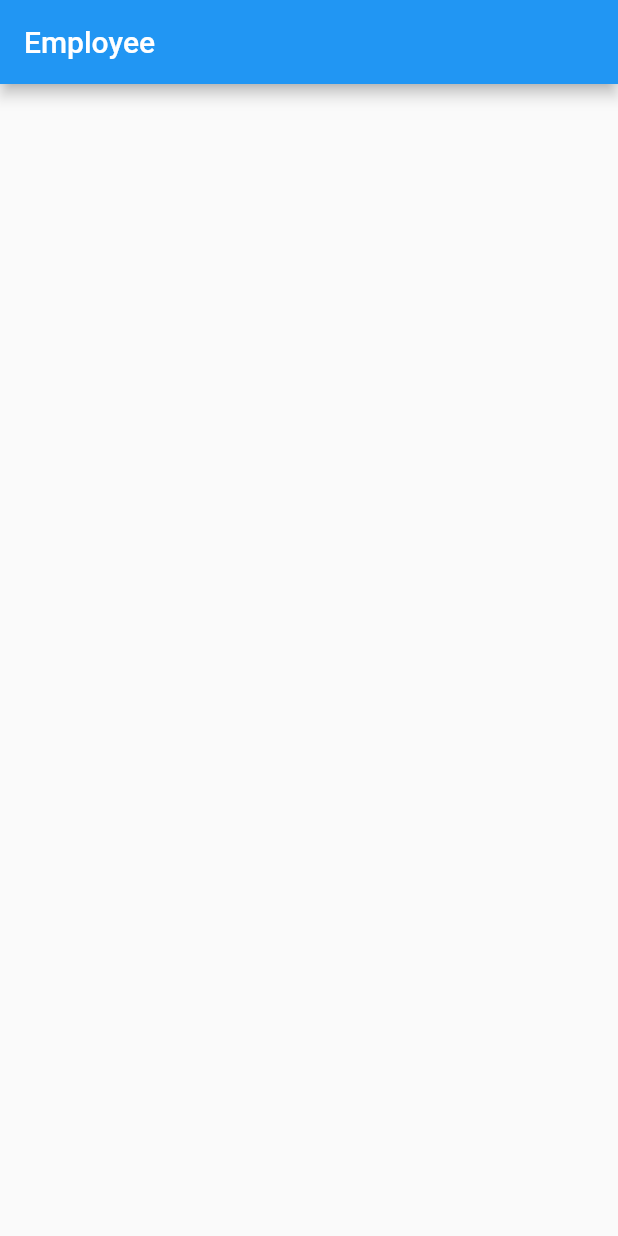
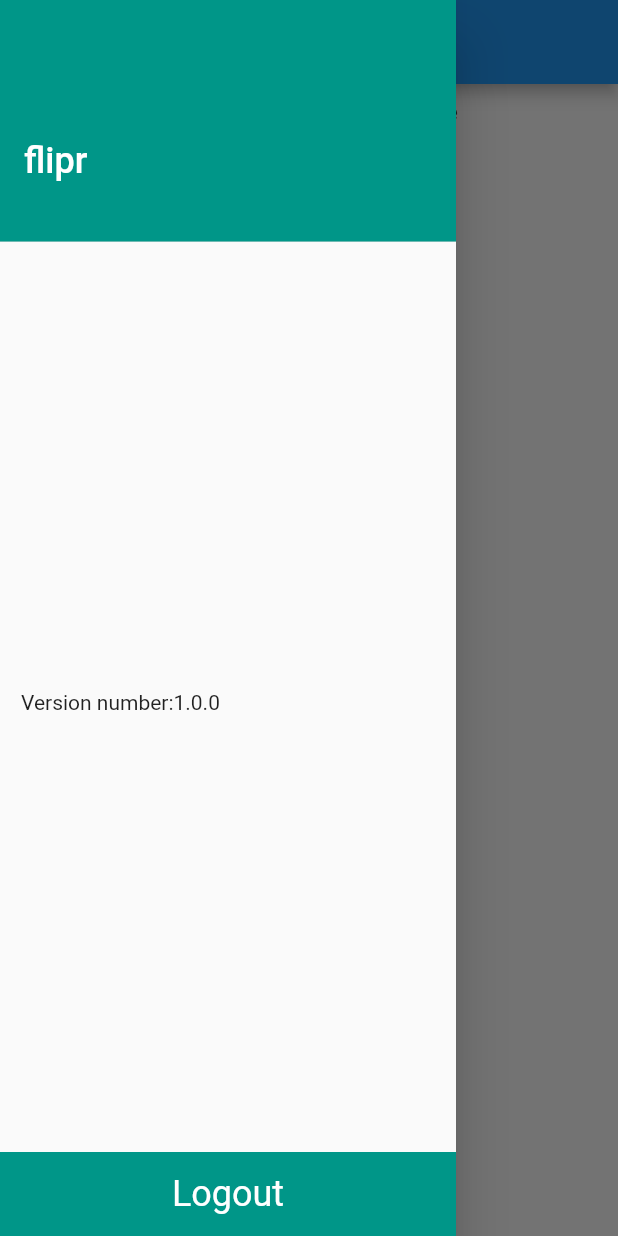
Before and after one commit to chinmayilondhe/quark_employee-management-app, a Flutter app: the Employee screen opened directly, with the side drawer open (before the commit the screen has no drawer), on a phone screen of 412 x 824 dp. Run offline on Flutter 3.47's test engine with Material 2 defaults, Android fonts, the light colour scheme and no system bars; our stand-ins replace package_info_plus, shared_preferences, syncfusion_flutter_charts; accounts and stored records are empty.

Commit message:
add logout

```diff
--- a/lib/helper/barchart.dart
+++ b/lib/helper/barchart.dart
@@ -1,8 +1,8 @@
-//
+
 // import 'package:flutter/material.dart';
-//
+
 // import '../widget/bar_chart_widget.dart';
-//
+
 // class BarChartPage extends StatelessWidget {
 //   @override
 //   Widget build(BuildContext context) => Card(
--- /dev/null
+++ b/lib/helper/customdrawer.dart
@@ -0,0 +1,87 @@
+import 'package:flipr/helper/shared_pref_manager.dart';
+import 'package:flutter/material.dart';
+import 'package:package_info_plus/package_info_plus.dart';
+
+import '../screens/login.dart';
+
+class CustomDrawer extends StatefulWidget {
+  const CustomDrawer({Key? key}) : super(key: key);
+
+  @override
+  _CustomDrawerState createState() => _CustomDrawerState();
+}
+
+class _CustomDrawerState extends State<CustomDrawer> {
+  String appName = '';
+  String version = '';
+  SharedPrefManager sharedData = SharedPrefManager();
+  String user = '';
+
+  @override
+  initState() {
+    super.initState();
+    getAppData();
+  }
+
+  void getAppData() {
+    PackageInfo.fromPlatform().then((PackageInfo packageInfo) async {
+      setState(() {
+        appName = packageInfo.appName;
+        version = packageInfo.version;
+      });
+    });
+  }
+
+  Future<void> logout() async {
+    user = sharedData.getUserInfo();
+    sharedData.setLogin(true);
+    sharedData.removeMob();
+    Navigator.pushReplacement(
+        context,
+        MaterialPageRoute(
+          builder: (context) => LoginPage(),
+        ));
+  }
+
+  @override
+  Widget build(BuildContext context) {
+    return Drawer(
+      child: Column(
+        mainAxisAlignment: MainAxisAlignment.spaceBetween,
+        crossAxisAlignment: CrossAxisAlignment.stretch,
+        children: [
+          UserAccountsDrawerHeader(
+            accountEmail: Text(user),
+            accountName: Text(
+              appName,
+              style: const TextStyle(fontSize: 24.0),
+            ),
+            decoration: const BoxDecoration(
+              color: Colors.teal,
+            ),
+          ),
+          Container(
+            padding: const EdgeInsets.only(left: 14),
+            child: Text(
+              'Version number:$version',
+            ),
+          ),
+          Container(
+            color: Colors.teal,
+            padding: const EdgeInsets.all(14.0),
+            child: Center(
+              child: InkWell(
+                child: const Text(
+                  'Logout',
+                  style: TextStyle(fontSize: 24, color: Colors.white),
+                  textAlign: TextAlign.left,
+                ),
+                onTap: logout,
+              ),
+            ),
+          ),
+        ],
+      ),
+    );
+  }
+}
--- /dev/null
+++ b/lib/helper/piechart.dart
@@ -0,0 +1,56 @@
+import 'package:flutter/material.dart';
+import 'package:syncfusion_flutter_charts/charts.dart';
+
+import '../data/pie_data.dart';
+
+class PieChartGraph extends StatefulWidget {
+  const PieChartGraph({Key? key}) : super(key: key);
+
+  @override
+  State<PieChartGraph> createState() => _PieChartGraphState();
+}
+
+class _PieChartGraphState extends State<PieChartGraph> {
+  PieData obj = PieData();
+   List<Data> _chartData=[];
+  late TooltipBehavior _tooltipBehavior;
+  List<Data> chartDataGraph=[];
+
+  getDataGraph() async {
+    chartDataGraph = await obj.getData();
+    setState(() {
+        _chartData = chartDataGraph;
+    });
+  }
+
+  @override
+  void initState() {
+    getDataGraph();
+
+    _tooltipBehavior = TooltipBehavior(enable: true);
+    super.initState();
+  }
+
+  @override
+  Widget build(BuildContext context) {
+    return SafeArea(
+        child: Scaffold(
+      body: SfCircularChart(
+        title: ChartTitle(text: 'Task Distribution of Employee'),
+        legend:
+            Legend(isVisible: true, overflowMode: LegendItemOverflowMode.wrap),
+        tooltipBehavior: _tooltipBehavior,
+        series: <CircularSeries>[
+          PieSeries<Data, String>(
+            dataSource: _chartData,
+            xValueMapper: (Data data, _) => data.task,
+            yValueMapper: (Data data, _) => data.val,
+            dataLabelSettings: DataLabelSettings(isVisible: true,
+            textStyle: TextStyle(fontSize: 25,color: Colors.white)),
+            enableTooltip: true,
+          )
+        ],
+      ),
+    ));
+  }
+}
--- a/lib/model/response_body.dart
+++ b/lib/model/response_body.dart
@@ -1,8 +1,7 @@
 class ResponseBody {
 
-  var break_val ;
+  var break_val;
   var meet_val;
   var work_Val;
-  ResponseBody({required this.break_val,this.meet_val,this.work_Val});
-
+  ResponseBody({required this.break_val, this.meet_val, this.work_Val});
 }
--- a/lib/screens/employee_dashboard.dart
+++ b/lib/screens/employee_dashboard.dart
@@ -1,4 +1,7 @@
 import 'package:flutter/material.dart';
+
+import '../helper/customdrawer.dart';
+import '../helper/piechart.dart';
 
 class Employee extends StatefulWidget {
   const Employee({Key? key}) : super(key: key);
@@ -12,6 +15,10 @@
   Widget build(BuildContext context) {
     return Scaffold(
       appBar: AppBar(title: Text('Employee'),),
+      drawer: const CustomDrawer(),
+      body: Container(
+        child: PieChartGraph(),
+      ),
     );
   }
 }
--- a/lib/screens/login.dart
+++ b/lib/screens/login.dart
@@ -4,6 +4,7 @@
 import '../helper/api_model.dart';
 import '../helper/shared_pref_manager.dart';
 import 'homepage.dart';
+
 class LoginPage extends StatefulWidget {
   const LoginPage({Key? key}) : super(key: key);
 
@@ -33,7 +34,6 @@
           //   ),
           // ),
           child: Column(
-
             children: <Widget>[
               Padding(
                 padding: const EdgeInsets.only(bottom: 20),
@@ -72,7 +72,8 @@
                 ),
               ),
               Padding(
-                padding: const EdgeInsets.symmetric(horizontal: 15, vertical: 15),
+                padding:
+                    const EdgeInsets.symmetric(horizontal: 15, vertical: 15),
                 child: SizedBox(
                   width: 350,
                   child: TextFormField(
@@ -108,8 +109,10 @@
               const SizedBox(
                 height: 8,
               ),
-              const Text('By signing in you agree to T&C and Privacy Policies',
-                style: TextStyle(color: Colors.white),)
+              const Text(
+                'By signing in you agree to T&C and Privacy Policies',
+                style: TextStyle(color: Colors.white),
+              )
             ],
           ),
         ),
@@ -121,19 +124,20 @@
   Api apiCall = Api();
 
   Future<void> login() async {
-
-  String email_id = email.text ;
-  String password_text=password.text;
+    String email_id = email.text;
+    String password_text = password.text;
     if (email.text.isNotEmpty && password.text.isNotEmpty) {
       var loginData = await apiCall.login(email_id, password_text);
-    String employee_id=loginData['_id'] ?? "";
-    int isAdmin=loginData['isAdmin'];
+      String employee_id = loginData['_id'] ?? "";
+      int isAdmin = loginData['isAdmin'];
+      String username = apiCall.getEmployeeInfo(employee_id);
 
       if (loginData["status"] == "ok") {
         sharedData.setLogin(false);
         sharedData.setEmail(email.text);
         sharedData.setEmpID(employee_id);
         sharedData.setRole(isAdmin);
+        sharedData.setUsername(username);
         setState(() {
           isLoading = false;
         });
@@ -141,8 +145,8 @@
           MaterialPageRoute(builder: (c) => HomePage()),
         );
       } else {
-      ScaffoldMessenger.of(context).showSnackBar(
-          const SnackBar(content: Text('Invalid Email')));
+        ScaffoldMessenger.of(context)
+            .showSnackBar(const SnackBar(content: Text('Invalid Email')));
         setState(() {
           isLoading = false;
         });
--- a/lib/screens/splashscreen.dart
+++ b/lib/screens/splashscreen.dart
@@ -2,6 +2,7 @@
 import 'package:flutter/material.dart';
 import 'package:flutter/widgets.dart';
 
+import '../helper/piechart.dart';
 import '../helper/shared_pref_manager.dart';
 import 'homepage.dart';
 import 'login.dart';
--- a/lib/widget/bar_titles.dart
+++ b/lib/widget/bar_titles.dart
@@ -1,8 +1,8 @@
-//
+
 // import 'package:fl_chart/fl_chart.dart';
 // import 'package:flutter/material.dart';
 // import '../data/bar_data.dart';
-//
+
 // class BarTitles {
 //   static SideTitles getTopBottomTitles() => SideTitles(
 //     showTitles: true,
@@ -13,7 +13,7 @@
 //         .firstWhere((element) => element.id == id.toInt())
 //         .name,
 //   );
-//
+
 //   static SideTitles getSideTitles() => SideTitles(
 //     showTitles: true,
 //     getTextStyles: (value) =>
--- a/pubspec.yaml
+++ b/pubspec.yaml
@@ -38,7 +38,8 @@
   http: ^0.13.5
   fl_chart: ^0.55.2
   google_fonts: ^3.0.1
-
+  syncfusion_flutter_charts: ^20.3.48
+  package_info_plus: ^1.3.0
 dev_dependencies:
   flutter_test:
     sdk: flutter
```
Also changed, not shown: lib/data/pie_data.dart (+19 -22 lines), lib/helper/api_model.dart (+15 -54 lines), lib/helper/shared_pref_manager.dart (+16 -5 lines), lib/screens/admin_dashboard.dart (+15 -1 lines), lib/screens/homepage.dart (+15 -19 lines), lib/screens/pie_chart_page.dart (deleted, +0 -55 lines), lib/widget/bar_chart_widget.dart (+13 -13 lines), lib/widget/indicators_widget.dart (deleted, +0 -51 lines), lib/widget/pie_chart_sections.dart (deleted, +0 -28 lines), pubspec.lock. Lines whose indentation alone changed are shown as unchanged.
